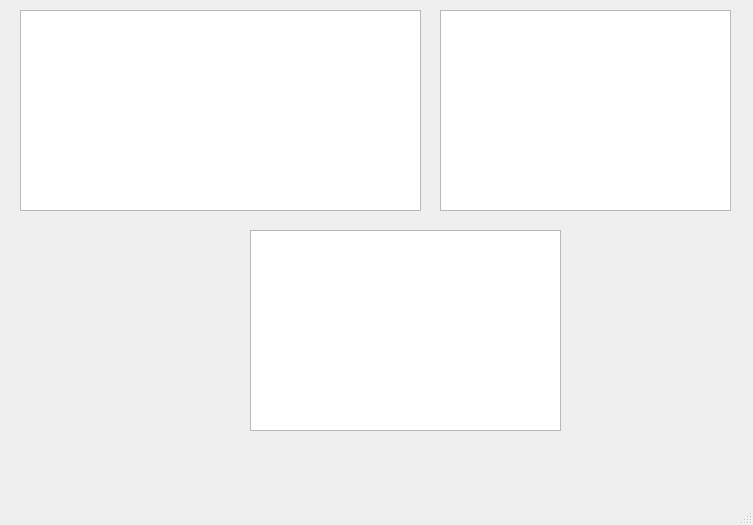
First picture: the form in server.ui, repository ElderPolokus/Server_PC_resources, before the edit.
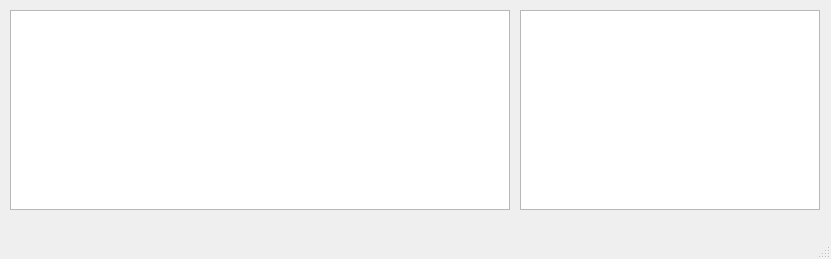
Second picture: the form after the edit.

Patch:
```diff
--- a/server.ui
+++ b/server.ui
@@ -6,44 +6,31 @@
    <rect>
     <x>0</x>
     <y>0</y>
-    <width>753</width>
-    <height>525</height>
+    <width>831</width>
+    <height>259</height>
    </rect>
   </property>
   <property name="windowTitle">
    <string>server</string>
   </property>
   <widget class="QWidget" name="centralwidget">
-   <widget class="QTextEdit" name="m_ptxt">
-    <property name="geometry">
-     <rect>
-      <x>250</x>
-      <y>230</y>
-      <width>311</width>
-      <height>201</height>
-     </rect>
-    </property>
-    <property name="readOnly">
-     <bool>true</bool>
-    </property>
-   </widget>
    <widget class="QTableView" name="infoView">
     <property name="geometry">
      <rect>
-      <x>440</x>
+      <x>520</x>
       <y>10</y>
-      <width>291</width>
-      <height>201</height>
+      <width>300</width>
+      <height>200</height>
      </rect>
     </property>
    </widget>
    <widget class="QTableView" name="resourcesView">
     <property name="geometry">
      <rect>
-      <x>20</x>
+      <x>10</x>
       <y>10</y>
-      <width>401</width>
-      <height>201</height>
+      <width>500</width>
+      <height>200</height>
      </rect>
     </property>
    </widget>
```
Left out of the diff: 2 changed lines with no effect on the pictures.
